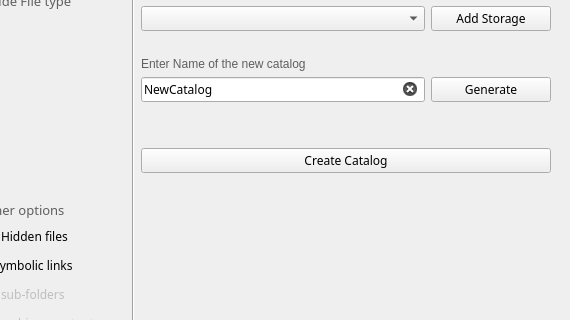
Old version of the form mainwindow.ui in the repository StephaneCouturier/Katalog; both pictures show x 526 to 1096 and y 114 to 434 of the 1096 by 877 pixel window.
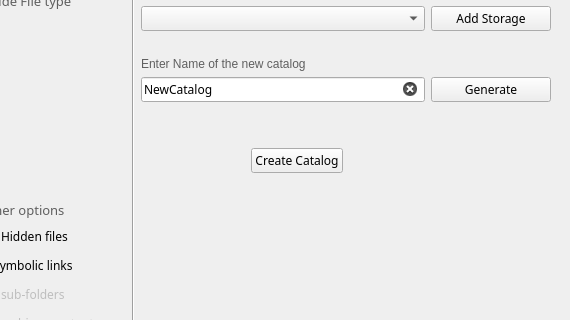
New version of the form. The open tabs and pages were chosen to show the change. Icons and pictures are not drawn. Custom widgets are drawn as their Qt base class.

Commit message: https://github.com/StephaneCouturier/Katalog/issues/105

```diff
--- a/mainwindow.ui
+++ b/mainwindow.ui
@@ -2485,10 +2485,28 @@
                </spacer>
               </item>
               <item>
+               <layout class="QHBoxLayout" name="horizontalLayout_21">
+                <item>
+                 <spacer name="horizontalSpacer_29">
+                  <property name="orientation">
+                   <enum>Qt::Horizontal</enum>
+                  </property>
+                  <property name="sizeType">
+                   <enum>QSizePolicy::Fixed</enum>
+                  </property>
+                  <property name="sizeHint" stdset="0">
+                   <size>
+                    <width>110</width>
+                    <height>20</height>
+                   </size>
+                  </property>
+                 </spacer>
+                </item>
+                <item>
                <widget class="QPushButton" name="PB_CreateCatalog">
                 <property name="minimumSize">
                  <size>
-                  <width>300</width>
+                    <width>0</width>
                   <height>0</height>
                  </size>
                 </property>
@@ -2511,6 +2529,21 @@
                </widget>
               </item>
               <item>
+                 <spacer name="horizontalSpacer_30">
+                  <property name="orientation">
+                   <enum>Qt::Horizontal</enum>
+                  </property>
+                  <property name="sizeHint" stdset="0">
+                   <size>
+                    <width>40</width>
+                    <height>20</height>
+                   </size>
+                  </property>
+                 </spacer>
+                </item>
+               </layout>
+              </item>
+              <item>
                <spacer name="verticalSpacer_3">
                 <property name="orientation">
                  <enum>Qt::Vertical</enum>
```
Left out of the diff: 24 changed lines with no effect on the pictures. Lines whose indentation alone changed are shown as unchanged. The commit also changes 2 other files.
